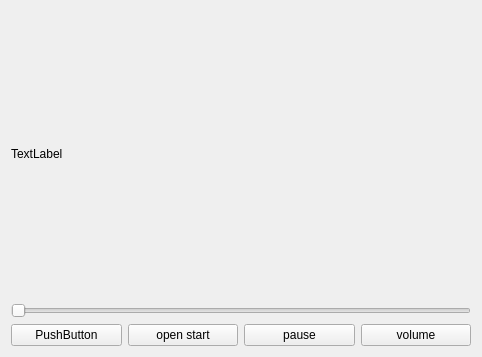
First picture: the form in window_mpv/widget.ui, repository renjiexiong/libmpv_player, before the edit.
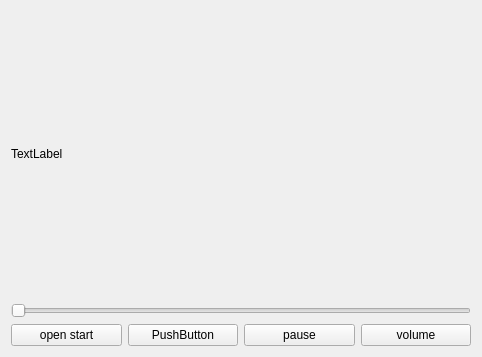
Second picture: the form after the edit.

Diff of the .ui file:
```diff
--- a/window_mpv/widget.ui
+++ b/window_mpv/widget.ui
@@ -37,16 +37,16 @@
    <item>
     <layout class="QHBoxLayout" name="horizontalLayout">
      <item>
-      <widget class="QPushButton" name="pushButton_4">
+      <widget class="QPushButton" name="pushButton">
        <property name="text">
-        <string>PushButton</string>
+        <string>open start</string>
        </property>
       </widget>
      </item>
      <item>
-      <widget class="QPushButton" name="pushButton">
+      <widget class="QPushButton" name="pushButton_4">
        <property name="text">
-        <string>open start</string>
+        <string>PushButton</string>
        </property>
       </widget>
      </item>
```
